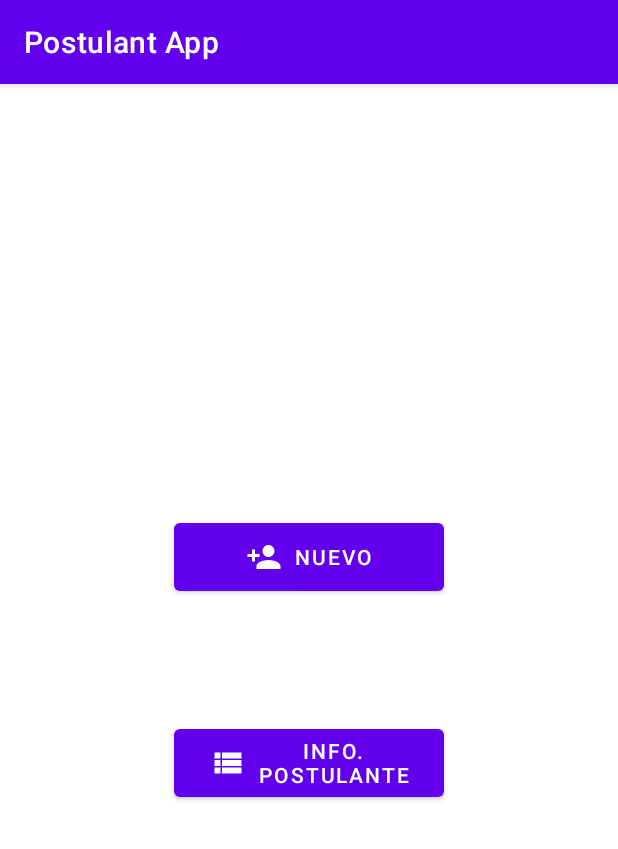
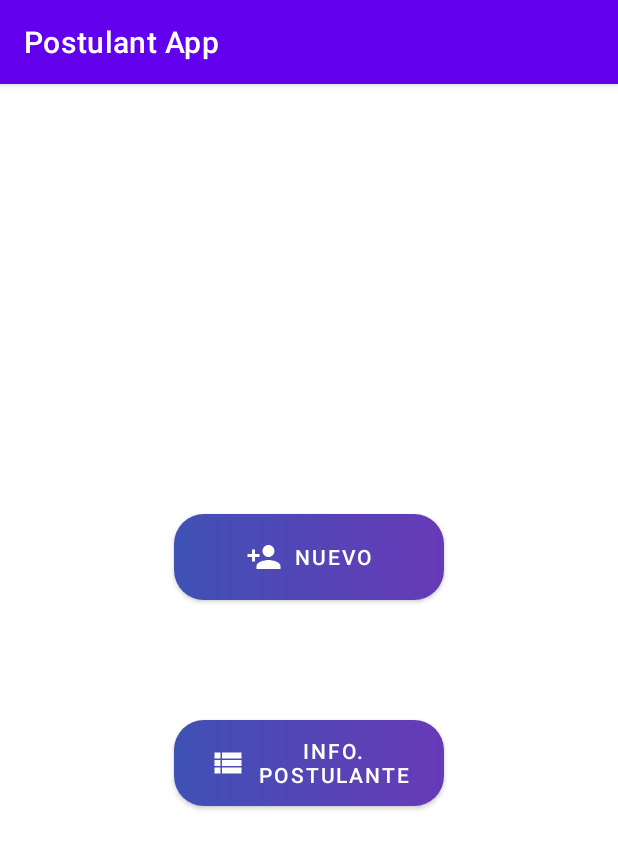
Before and after one commit to JoseAntonio98/IDNP-Course-Intent, an Android app: the MenuActivity screen opened directly, with no data from a screen before it, on a phone screen of 412 x 824 dp. Shown: the top 849 px of the screen. Run offline under Robolectric (Android 15) with nearby library versions, the phone set to English and light mode, and no system bars.

Commit message:
ADD: Custom Button with Drawable styles

```diff
--- /dev/null
+++ b/app/src/main/res/drawable/custom_button.xml
@@ -0,0 +1,12 @@
+<?xml version="1.0" encoding="utf-8"?>
+<shape xmlns:android="http://schemas.android.com/apk/res/android">
+
+    <gradient
+        android:startColor="#3F51B5"
+        android:endColor="#673AB7"
+        android:angle="0"
+        />
+    <corners
+        android:radius="20dp"
+        />
+</shape>
--- a/app/src/main/res/layout/activity_menu.xml
+++ b/app/src/main/res/layout/activity_menu.xml
@@ -16,7 +16,10 @@
         android:onClick="goToPostulanteRegistroActivity"
         android:text="@string/button_label3"
         app:icon="@drawable/ic_postulant_add"
-        app:iconGravity="textStart"/>
+        app:iconGravity="textStart"
+        app:backgroundTint="@null"
+        android:background="@drawable/custom_button"
+        />
 
     <Button
         android:id="@+id/button3"
@@ -25,6 +28,9 @@
         android:onClick="goToPostulanteInfoActivity"
         android:text="@string/button_label2"
         app:icon="@drawable/ic_postulant_view_info"
-        app:iconGravity="textStart" />
+        app:iconGravity="textStart"
+        app:backgroundTint="@null"
+        android:background="@drawable/custom_button"
+        />
 
 </LinearLayout>
```
